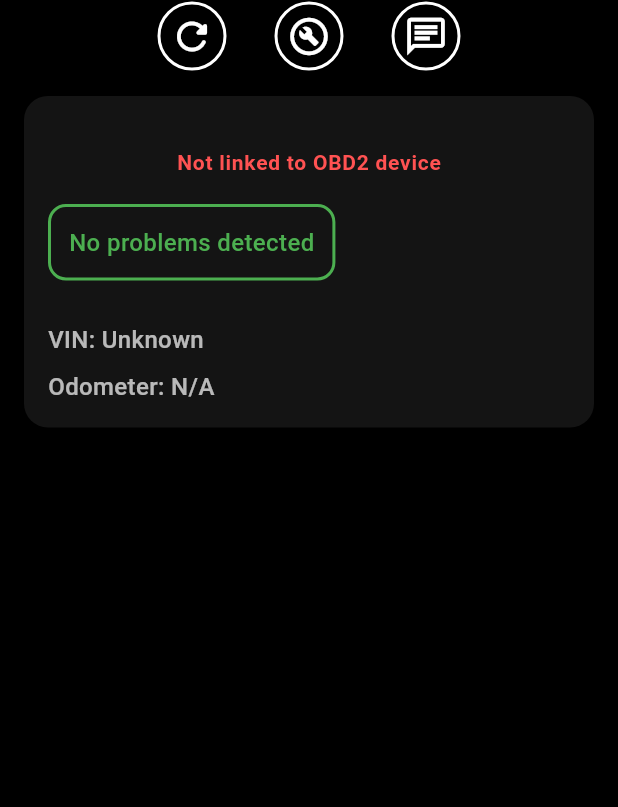
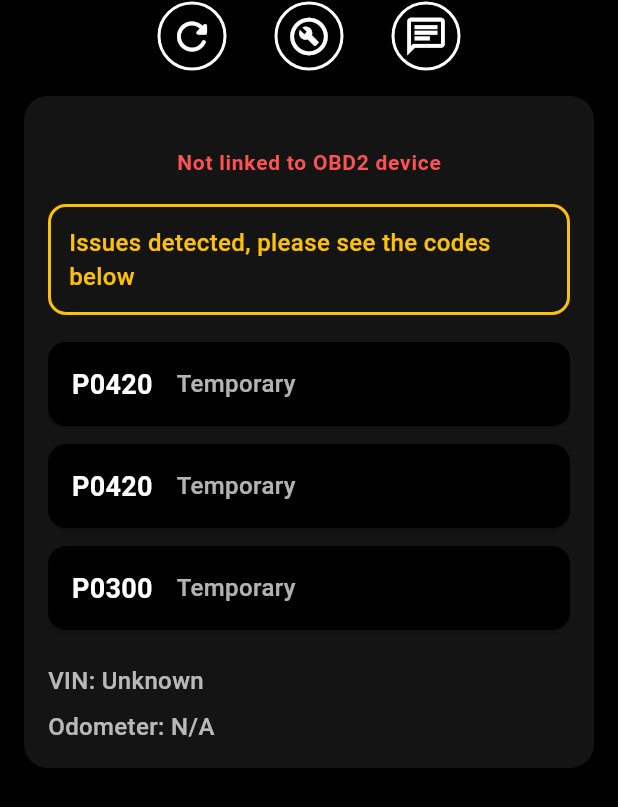
Before and after one commit to anaveo/Automotiq-App, a Flutter app: the VehicleDetailsCard widget shown alone on an empty page, opened directly with empty values, on a phone screen of 412 x 824 dp. Shown: the top 807 px of the screen. Run offline on Flutter 3.47's test engine with Material 3 defaults, Android fonts, the phone set to English and light mode, and no system bars; our stand-ins replace cloud_firestore, firebase_auth, firebase_core, logger, permission_handler, rxdart; missing offline and left inert: flutter_reactive_ble; accounts and stored records are empty; generated files the repository leaves out were written again; network calls fail.

Commit message:
General UI cleanup

```diff
--- a/autonomiq_app/lib/screens/ble_scan_screen.dart
+++ b/autonomiq_app/lib/screens/ble_scan_screen.dart
@@ -119,7 +119,7 @@ class _BleScanScreenState extends State<BleScanScreen> {
         foregroundColor: Colors.white,
         shadowColor: Colors.transparent,
         elevation: 0,
-        title: const Text('Scan for OBD2'),
+        title: const Text('Available Devices'),
       ),
       body: Center(
         child: _errorMessage != null
--- a/autonomiq_app/lib/services/bluetooth_manager.dart
+++ b/autonomiq_app/lib/services/bluetooth_manager.dart
@@ -252,9 +252,9 @@ class BluetoothManager {
         'ATS0\r', // Spaces off
         'ATH1\r', // Headers on
         'ATSP0\r', // Auto protocol
-        // 'ATDPN\r', // Describe protocol number
+        // 'ATDPN\r', // Describe protocol number TODO: add back
         'ATRV\r', // Read battery voltage
-        '0100\r', // Supported PIDs 00-1F
+        // '0100\r', // Supported PIDs 00-1F TODO: add back
       ];
 
       const maxRetries = 3;
--- a/autonomiq_app/lib/widgets/summary_status_box.dart
+++ b/autonomiq_app/lib/widgets/summary_status_box.dart
@@ -13,6 +13,7 @@ class SummaryStatusBox extends StatelessWidget {
         : "No problems detected";
 
     return Container(
+      width: double.infinity,
       padding: const EdgeInsets.all(12),
       decoration: BoxDecoration(
         border: Border.all(color: borderColor, width: 2),
--- a/autonomiq_app/lib/widgets/vehicle_info_card.dart
+++ b/autonomiq_app/lib/widgets/vehicle_info_card.dart
@@ -127,9 +127,33 @@ class VehicleDetailsCard extends StatelessWidget {
             mainAxisAlignment: MainAxisAlignment.center,
             spacing: 30,
             children: [
-              IconButton(onPressed: () {AppLogger.logInfo("Refresh button pressed");/* TODO: Implement ai camera functionality*/}, icon: Icon(Icons.refresh_rounded)),
-              IconButton(onPressed: () {AppLogger.logInfo("Diagnose button pressed");/* TODO: Implement ai camera functionality*/}, icon: Icon(Icons.build_circle_outlined)),
-              IconButton(onPressed: () {AppLogger.logInfo("C button pressed");/* TODO: Implement ai camera functionality*/}, icon: Icon(Icons.chat_outlined))
+              IconButton(onPressed: () {AppLogger.logInfo("Refresh button pressed");/* TODO: Implement ai camera functionality*/}, icon: Icon(Icons.refresh_rounded),
+                style: IconButton.styleFrom(
+                  foregroundColor: Colors.white,
+                  iconSize: 30,
+                  shape: CircleBorder(
+                    side: BorderSide(color: Colors.white, width: 2),
+                  ),
+                ),
+              ),
+              IconButton(onPressed: () {AppLogger.logInfo("Diagnose button pressed");/* TODO: Implement ai camera functionality*/}, icon: Icon(Icons.build_circle_outlined),
+                style: IconButton.styleFrom(
+                  foregroundColor: Colors.white,
+                  iconSize: 30,
+                  shape: CircleBorder(
+                    side: BorderSide(color: Colors.white, width: 2),
+                  ),
+                ),
+              ),
+              IconButton(onPressed: () {AppLogger.logInfo("C button pressed");/* TODO: Implement ai camera functionality*/}, icon: Icon(Icons.chat_outlined),
+                style: IconButton.styleFrom(
+                  foregroundColor: Colors.white,
+                  iconSize: 30,
+                  shape: CircleBorder(
+                    side: BorderSide(color: Colors.white, width: 2),
+                  ),
+                ),
+              )
             ],
           ),
           Card(
@@ -148,7 +172,7 @@ class VehicleDetailsCard extends StatelessWidget {
                     vehicle: vehicle,
                     stateMapper: _mapConnectionStateToString,
                   ),
-                  CurrentStatusWidget(dtcs: vehicle.diagnosticTroubleCodes),
+                  CurrentStatusWidget(dtcs: ['P0420', 'P0420', 'P0300']),
                   const SizedBox(height: 16),
                   Text(
                     'VIN: ${vehicle.vin.isEmpty ? "N/A" : vehicle.vin}',
```
Also changed, not shown: autonomiq_app/lib/theme/theme.dart (+1 -10 lines).
